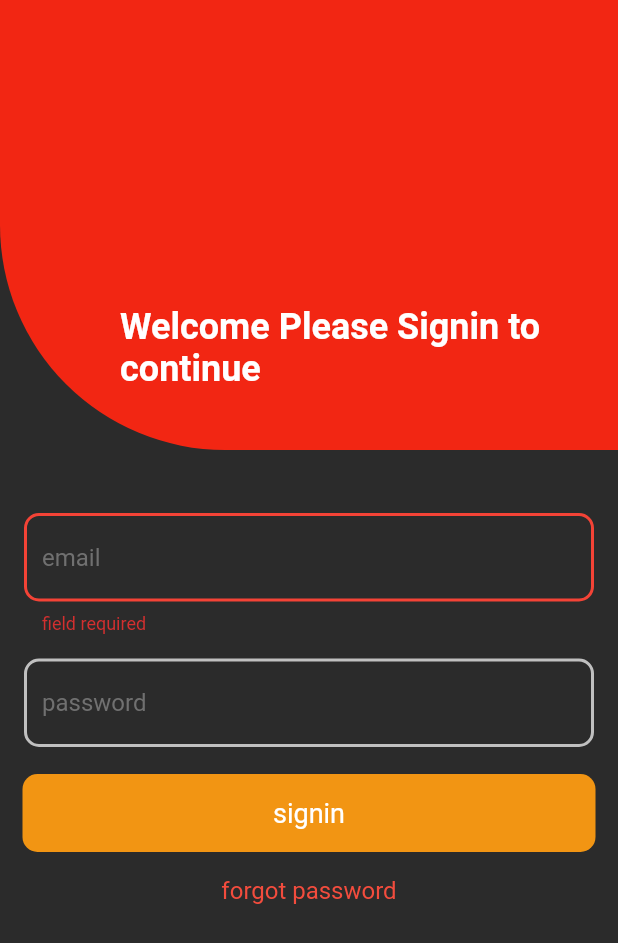
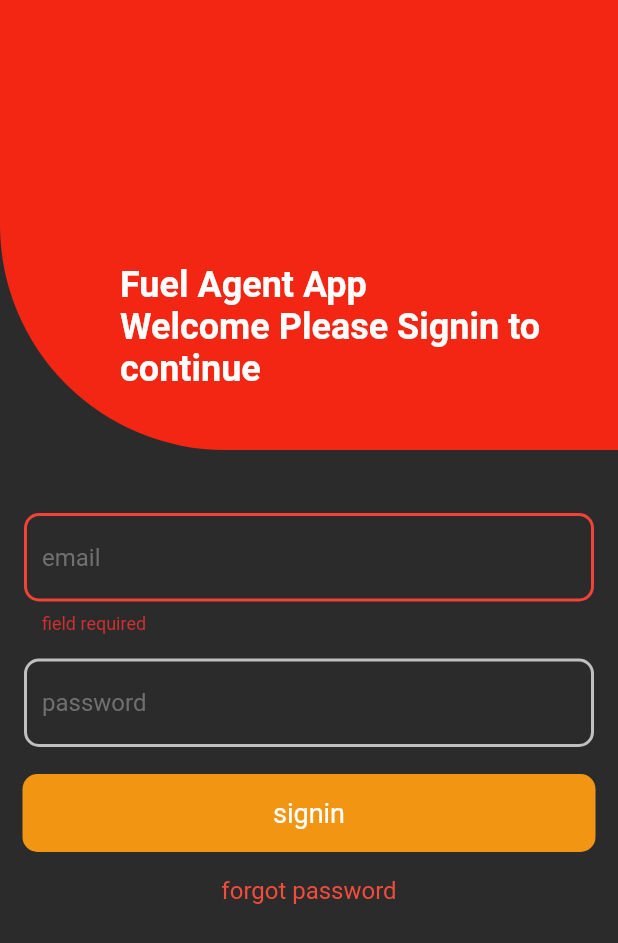
Before and after one commit to NatnaelBerhanu-1/fuelcontrol_agent, a Flutter app: the screen it shows after launch, after a tap on "signin", on a phone screen of 412 x 824 dp. Shown: the top 943 px of the screen. Run offline on Flutter 3.47's test engine with Material 2 defaults, Android fonts, the phone set to English and light mode, and no system bars; our stand-ins replace fl_chart, shared_preferences; missing offline and left inert: qrscan; accounts and stored records are empty; network calls fail.

Commit message:
splash, logo added minor fixes

```diff
--- a/lib/main.dart
+++ b/lib/main.dart
@@ -1,26 +1,16 @@
 import 'package:flutter/material.dart';
-import 'package:fuelcontrolseller/pages/login.dart';
-import 'package:fuelcontrolseller/pages/mainpage.dart';
-import 'package:shared_preferences/shared_preferences.dart';
+import 'package:fuelcontrolseller/pages/splash.dart';
 
 void main() async {
-  WidgetsFlutterBinding.ensureInitialized();
-  SharedPreferences sharedPreferences = await SharedPreferences.getInstance();
-  if (sharedPreferences.get('loggedIn') == 'true') {
-    runApp(MyApp(MainPage()));
-    return;
-  }
-  runApp(MyApp(LoginPage()));
+  runApp(MyApp());
 }
 
 class MyApp extends StatelessWidget {
-  Widget to;
-  MyApp(this.to);
   @override
   Widget build(BuildContext context) {
     return MaterialApp(
       debugShowCheckedModeBanner: false,
-      title: 'Fuel Control Driver',
+      title: 'Fuel Control Agent',
       theme: ThemeData(
           primaryColor: Color(0xFFF22613),
           primaryColorLight: Color(0xFFF34C3D),
@@ -34,7 +24,7 @@ class MyApp extends StatelessWidget {
             body1: TextStyle(fontSize: 18.0, fontWeight: FontWeight.normal, color: Colors.white),
           )
       ),
-      home: to,
+      home: SplashScreen(),
     );
   }
 }
--- a/lib/pages/drivers.dart
+++ b/lib/pages/drivers.dart
@@ -9,8 +9,7 @@ class DriversPage extends StatelessWidget{
   @override
   Widget build(BuildContext context) {
     // TODO: implement build
-    return SingleChildScrollView(
-      child: ChangeNotifierProvider<DriversViewModel>(
+    return ChangeNotifierProvider<DriversViewModel>(
       create: (context)=>DriversViewModel(),
       child: Consumer<DriversViewModel>(
         builder:(context, viewModel, child )=> viewModel.pageState == ViewState.Success? SingleChildScrollView(
@@ -33,7 +32,6 @@ class DriversPage extends StatelessWidget{
           ),
         ),
       ),
-      ),
     );
   }
 }
--- a/lib/pages/login.dart
+++ b/lib/pages/login.dart
@@ -54,7 +54,7 @@ class _LoginState extends State<LoginPage> {
                     alignment: Alignment.bottomRight,
                     padding: EdgeInsets.only(left: 80, bottom: 40, right: 20),
                     child: Text(
-                      'Welcome Please Signin to continue',
+                      'Fuel Agent App\nWelcome Please Signin to continue',
                       style: Theme.of(context)
                           .textTheme
                           .title
--- /dev/null
+++ b/lib/pages/splash.dart
@@ -0,0 +1,61 @@
+import 'package:flutter/cupertino.dart';
+import 'package:flutter/material.dart';
+import 'package:fuelcontrolseller/pages/login.dart';
+import 'package:fuelcontrolseller/pages/mainpage.dart';
+import 'package:shared_preferences/shared_preferences.dart';
+
+class SplashScreen extends StatefulWidget{
+
+  @override
+  _SplashScreenState createState() => _SplashScreenState();
+}
+
+class _SplashScreenState extends State<SplashScreen> {
+
+  @override
+  void initState(){
+    Future<SharedPreferences> sharedPreferences = SharedPreferences.getInstance();
+    var task = Future.delayed(Duration(seconds: 3), (){
+      return true;
+    });
+    task.then((value){
+      sharedPreferences.then((sharedPreferences){
+        if (sharedPreferences.get('loggedIn') == 'true') {
+          Navigator.of(context).pushAndRemoveUntil(MaterialPageRoute(builder: (context)=>MainPage()), (Route<dynamic> route)=>false);
+        }else{
+          Navigator.of(context).pushAndRemoveUntil(MaterialPageRoute(builder: (context)=>LoginPage()), (Route<dynamic> route)=>false);
+        }
+      });
+    });
+    super.initState();
+  }
+
+  @override
+  Widget build(BuildContext context) {
+
+    // TODO: implement build
+    return Scaffold(
+      backgroundColor: Theme.of(context).backgroundColor,
+      body: Center(
+        child: Column(
+          mainAxisSize: MainAxisSize.min,
+          children: <Widget>[
+            Image.asset(
+              'assets/images/british_flag.png',
+              width: 100.0,
+            ),
+            Text(
+              'Fuel Control Seller'
+            ),
+            Padding(
+              padding: const EdgeInsets.only(top:20.0),
+              child: CircularProgressIndicator(
+                valueColor: AlwaysStoppedAnimation<Color>(Colors.white),
+              ),
+            )
+          ],
+        ),
+      ),
+    );
+  }
+}
--- a/lib/repositories/user_repository.dart
+++ b/lib/repositories/user_repository.dart
@@ -17,7 +17,7 @@ class UserRepository {
     final SharedPreferences prefs = await preferences;
     try{
       print('login try');
-      var response = await http.post(baseUrl+'login', body: {'email': user.email, 'password': user.password, 'filter': 'fuelagent'}).timeout(Duration(seconds: 10));
+      var response = await http.post(baseUrl+'login', body: {'email': user.email, 'password': user.password, 'filter': 'fuelagent'});
       print(response.body);
 
       if(response.statusCode == 200){
--- a/pubspec.yaml
+++ b/pubspec.yaml
@@ -46,7 +46,7 @@ flutter:
 
   # To add assets to your application, add an assets section, like this:
   assets:
-    - assets/images/scanner_icon.png
+    - assets/images/
 
 
   # An image asset can refer to one or more resolution-specific "variants", see
```
Also changed, not shown: assets/images/british_flag.png (added), 15 other files. Lines whose indentation alone changed are shown as unchanged.
